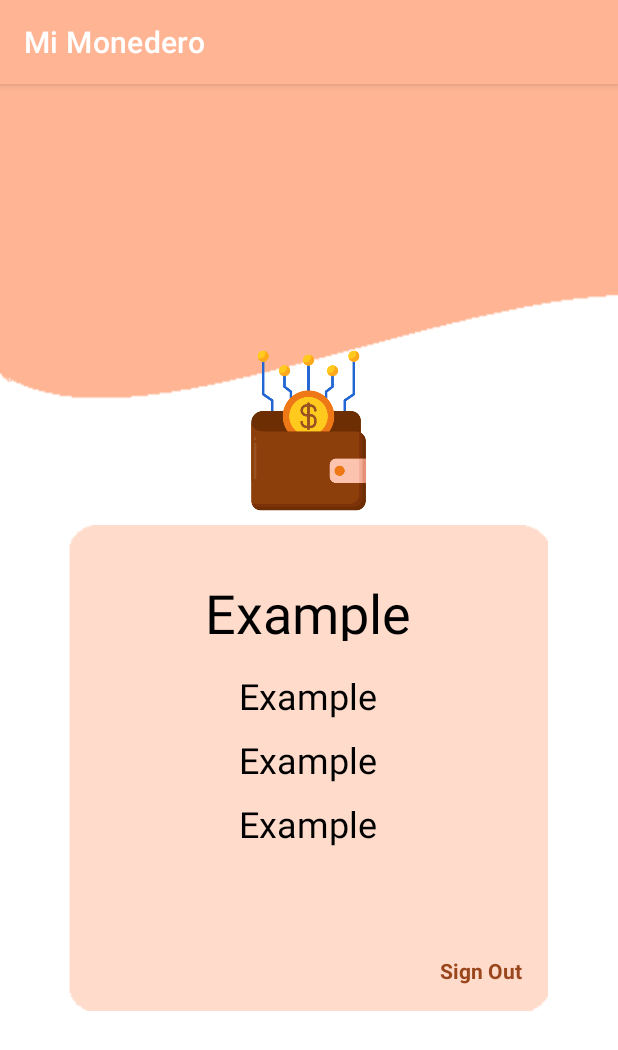
After one commit to davito19/MiMonedero, an Android app: the ProfileActivity screen opened directly, with no data from a screen before it, on a phone screen of 412 x 824 dp. The commit adds this screen. Shown: the top 1050 px of the screen. Run offline under Robolectric (Android 15) with nearby library versions, the light colour scheme and no system bars; our stand-ins replace Firebase (no records; nobody signed in at launch, a user with empty details on screens opened directly).

Commit message:
flujo de sign in y sign out

```diff
--- /dev/null
+++ b/app/src/main/java/com/davito/mimonerdero/ui/profile/ProfileActivity.kt
@@ -0,0 +1,63 @@
+package com.davito.mimonerdero.ui.profile
+
+import android.content.Intent
+import androidx.appcompat.app.AppCompatActivity
+import android.os.Bundle
+import android.widget.Toast
+import androidx.activity.OnBackPressedCallback
+import androidx.lifecycle.ViewModelProvider
+import com.davito.mimonerdero.databinding.ActivityProfileBinding
+import com.davito.mimonerdero.ui.home.HomeActivity
+import com.davito.mimonerdero.ui.login.LoginActivity
+
+class ProfileActivity : AppCompatActivity() {
+
+    private lateinit var binding: ActivityProfileBinding
+    private lateinit var viewModel: ProfileViewModel
+
+    override fun onCreate(savedInstanceState: Bundle?) {
+        super.onCreate(savedInstanceState)
+        binding = ActivityProfileBinding.inflate(layoutInflater)
+        viewModel = ViewModelProvider(this)[ProfileViewModel::class.java]
+
+        viewModel.loadUserInfo()
+
+        viewModel.errorMsg.observe(this) { errorMsg ->
+            Toast.makeText(applicationContext, errorMsg, Toast.LENGTH_LONG)
+                .show()
+        }
+
+        viewModel.userLoaded.observe(this) {user ->
+            with(binding){
+                nameTextView.text = user?.name
+                emailTextView.text = user?.email
+                jobTextView.text = user?.job
+                phoneTextView.text = user?.phoneNumber
+            }
+        }
+
+        viewModel.isSignOut.observe(this){
+            startActivity(Intent(this@ProfileActivity, LoginActivity::class.java))
+            finish()
+        }
+
+        binding.signOutButtonTextView.setOnClickListener {
+            viewModel.signOut()
+        }
+
+        onBackPressedDispatcher.addCallback(this, object: OnBackPressedCallback(true) {
+            override fun handleOnBackPressed() {
+                backPressed()
+            }
+        })
+
+        setContentView(binding.root)
+    }
+
+    fun backPressed() {
+        startActivity(Intent(this@ProfileActivity, HomeActivity::class.java))
+        finish()
+    }
+
+
+}
--- /dev/null
+++ b/app/src/main/java/com/davito/mimonerdero/ui/profile/ProfileViewModel.kt
@@ -0,0 +1,56 @@
+package com.davito.mimonerdero.ui.profile
+
+import androidx.lifecycle.LiveData
+import androidx.lifecycle.MutableLiveData
+import androidx.lifecycle.ViewModel
+import androidx.lifecycle.viewModelScope
+import com.davito.mimonerdero.data.ResourceRemote
+import com.davito.mimonerdero.data.UserRepository
+import com.davito.mimonerdero.model.User
+import com.google.firebase.firestore.ktx.toObject
+import kotlinx.coroutines.launch
+
+class ProfileViewModel : ViewModel() {
+
+    private var userRepository = UserRepository()
+
+    private val _userLoaded: MutableLiveData<User?> = MutableLiveData()
+    val userLoaded: LiveData<User?> = _userLoaded
+
+    private val _errorMsg: MutableLiveData<String?> = MutableLiveData()
+    val errorMsg: LiveData<String?> = _errorMsg
+
+    private val _isSignOut: MutableLiveData<Boolean> = MutableLiveData()
+    val isSignOut: LiveData<Boolean> = _isSignOut
+
+    fun loadUserInfo() {
+        viewModelScope.launch {
+            val result = userRepository.loadUserInfo()
+            result.let { resourceRemote ->
+                when (resourceRemote) {
+                    is ResourceRemote.Success -> {
+                        result.data?.documents?.forEach { document ->
+                            val user = document.toObject<User>()
+                            if (user?.uid == userRepository.getUIDCurrentUser()) {
+                                _userLoaded.postValue(user)
+                            }
+                        }
+                    }
+                    is ResourceRemote.Error -> {
+                        val msg = result.message
+                        _errorMsg.postValue(msg)
+                    }
+                    else -> {
+                        _errorMsg.postValue("an error has occurred contact the developer omardbonett@gmail.com")
+                    }
+                }
+            }
+        }
+    }
+
+    fun signOut() {
+        _isSignOut.value = userRepository.signOut()
+    }
+
+
+}
--- /dev/null
+++ b/app/src/main/res/layout/activity_profile.xml
@@ -0,0 +1,114 @@
+<?xml version="1.0" encoding="utf-8"?>
+<androidx.constraintlayout.widget.ConstraintLayout xmlns:android="http://schemas.android.com/apk/res/android"
+    xmlns:app="http://schemas.android.com/apk/res-auto"
+    xmlns:tools="http://schemas.android.com/tools"
+    android:layout_width="match_parent"
+    android:layout_height="match_parent"
+    android:background="@drawable/backgraund_cell"
+    tools:context=".ui.profile.ProfileActivity">
+
+    <ImageView
+        android:id="@+id/profile_image_view"
+        android:layout_width="110dp"
+        android:layout_height="110dp"
+        android:layout_marginTop="176dp"
+        android:contentDescription="@string/app_name"
+        app:layout_constraintEnd_toEndOf="parent"
+        app:layout_constraintHorizontal_bias="0.498"
+        app:layout_constraintStart_toStartOf="parent"
+        app:layout_constraintTop_toTopOf="parent"
+        app:srcCompat="@drawable/monedero_image"
+        tools:ignore="ImageContrastCheck" />
+
+    <androidx.constraintlayout.widget.ConstraintLayout
+        android:id="@+id/profile_constrain_layout"
+        android:layout_width="320dp"
+        android:layout_height="324dp"
+        android:layout_marginTop="8dp"
+        android:background="@drawable/backgraund_card"
+        app:circularflow_defaultRadius="32dp"
+        app:circularflow_radiusInDP="32dp"
+        app:layout_constraintEnd_toEndOf="parent"
+        app:layout_constraintHorizontal_bias="0.494"
+        app:layout_constraintStart_toStartOf="parent"
+        app:layout_constraintTop_toBottomOf="@+id/profile_image_view"
+        tools:ignore="TextSizeCheck">
+
+        <TextView
+            android:id="@+id/job_text_view"
+            android:layout_width="219dp"
+            android:layout_height="43dp"
+            android:layout_alignParentTop="true"
+            android:layout_centerHorizontal="true"
+            android:layout_marginTop="34dp"
+            android:gravity="center_horizontal|center_vertical"
+            android:lineSpacingExtra="2sp"
+            android:text="@string/example"
+            android:textColor="@color/black"
+            android:textSize="36sp"
+            app:layout_constraintEnd_toEndOf="parent"
+            app:layout_constraintStart_toStartOf="parent"
+            app:layout_constraintTop_toTopOf="parent"
+            tools:ignore="TextSizeCheck" />
+
+        <TextView
+            android:id="@+id/name_text_view"
+            android:layout_width="wrap_content"
+            android:layout_height="wrap_content"
+            android:layout_centerHorizontal="true"
+            android:layout_alignParentTop="true"
+            android:lineSpacingExtra="2sp"
+            android:layout_marginTop="20dp"
+            android:textColor="@color/black"
+            android:textSize="24sp"
+            android:text="@string/example"
+            app:layout_constraintEnd_toEndOf="parent"
+            app:layout_constraintStart_toStartOf="parent"
+            app:layout_constraintTop_toBottomOf="@+id/job_text_view" />
+
+        <TextView
+            android:id="@+id/email_text_view"
+            android:layout_width="wrap_content"
+            android:layout_height="wrap_content"
+            android:layout_centerHorizontal="true"
+            android:layout_alignParentTop="true"
+            android:lineSpacingExtra="2sp"
+            android:layout_marginTop="10dp"
+            android:textColor="@color/black"
+            android:textSize="24sp"
+            android:text="@string/example"
+            app:layout_constraintEnd_toEndOf="parent"
+            app:layout_constraintStart_toStartOf="parent"
+            app:layout_constraintTop_toBottomOf="@+id/name_text_view" />
+
+        <TextView
+            android:id="@+id/phone_text_view"
+            android:layout_width="wrap_content"
+            android:layout_height="wrap_content"
+            android:layout_centerHorizontal="true"
+            android:layout_alignParentTop="true"
+            android:lineSpacingExtra="2sp"
+            android:layout_marginTop="10dp"
+            android:textColor="@color/black"
+            android:textSize="24sp"
+            android:text="@string/example"
+            app:layout_constraintEnd_toEndOf="parent"
+            app:layout_constraintStart_toStartOf="parent"
+            app:layout_constraintTop_toBottomOf="@+id/email_text_view" />
+
+        <TextView
+            android:id="@+id/sign_out_button_text_view"
+            android:layout_width="wrap_content"
+            android:layout_height="wrap_content"
+            android:layout_marginEnd="17dp"
+            android:layout_marginBottom="17dp"
+            android:text="@string/sign_out_button"
+            android:textColor="@color/secundary"
+            android:textStyle="bold"
+            app:layout_constraintBottom_toBottomOf="parent"
+            app:layout_constraintEnd_toEndOf="parent" />
+
+
+    </androidx.constraintlayout.widget.ConstraintLayout>
+
+</androidx.constraintlayout.widget.ConstraintLayout>
--- a/app/src/main/res/values/strings.xml
+++ b/app/src/main/res/values/strings.xml
@@ -21,7 +21,7 @@
     <string name="nav_header_title">Android Studio</string>
     <string name="nav_header_subtitle">android.studio@android.com</string>
     <string name="nav_header_desc">Navigation header</string>
-    <string name="action_settings">Settings</string>
+    <string name="action_settings">profile</string>
 
     <string name="menu_home">Home</string>
     <string name="menu_gallery">Gallery</string>
@@ -35,4 +35,7 @@
     <string name="explain_movements">en este fragmento los usuarios podrán ver sus movimientos</string>
     <string name="explain_home">en esta pantalla los usuarios podrán visualizar todos los elementos y funcionalidades de la app</string>
     <string name="explain_reports">en este fragmento los usuarios visualizarán un reporte de sus estado finaciero</string>
+    <string name="example">Example</string>
+    <string name="sign_out_button">Sign Out</string>
+    <string name="developer">by: davito</string>
 </resources>
```
Also changed, not shown: app/src/main/AndroidManifest.xml (+13 -8 lines), app/src/main/java/com/davito/mimonerdero/ui/home/HomeActivity.kt (+16 -0 lines), app/src/main/java/com/davito/mimonerdero/ui/login/LoginActivity.kt (+8 -6 lines), app/src/main/java/com/davito/mimonerdero/ui/login/LoginViewModel.kt (+7 -0 lines), app/src/main/java/com/davito/mimonerdero/ui/splash/SplashActivity.kt (added, +49 -0 lines), app/src/main/java/com/davito/mimonerdero/ui/splash/SplashViewModel.kt (added, +18 -0 lines), app/src/main/res/layout/activity_splash.xml (added, +39 -0 lines).
